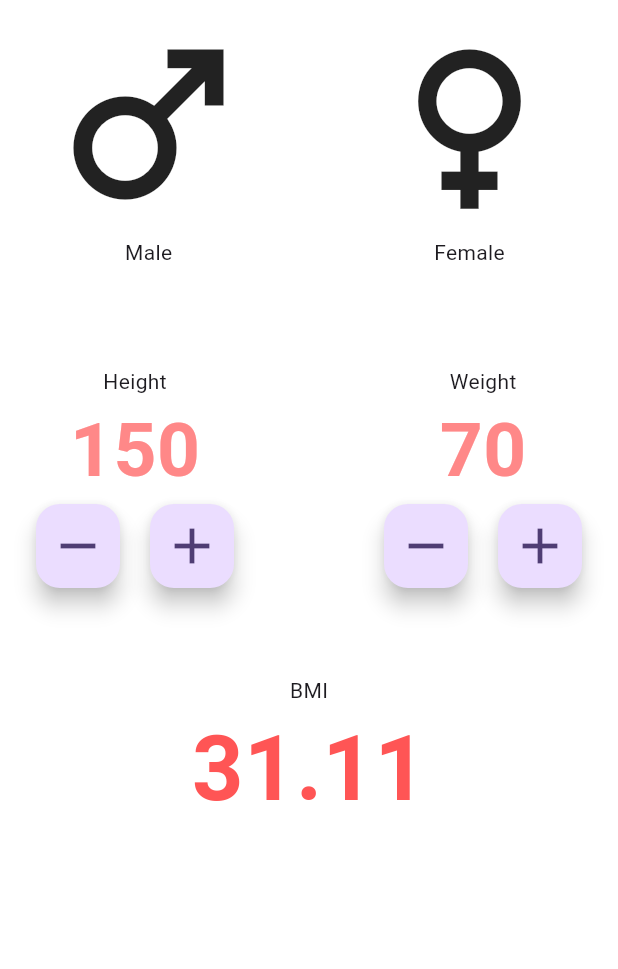
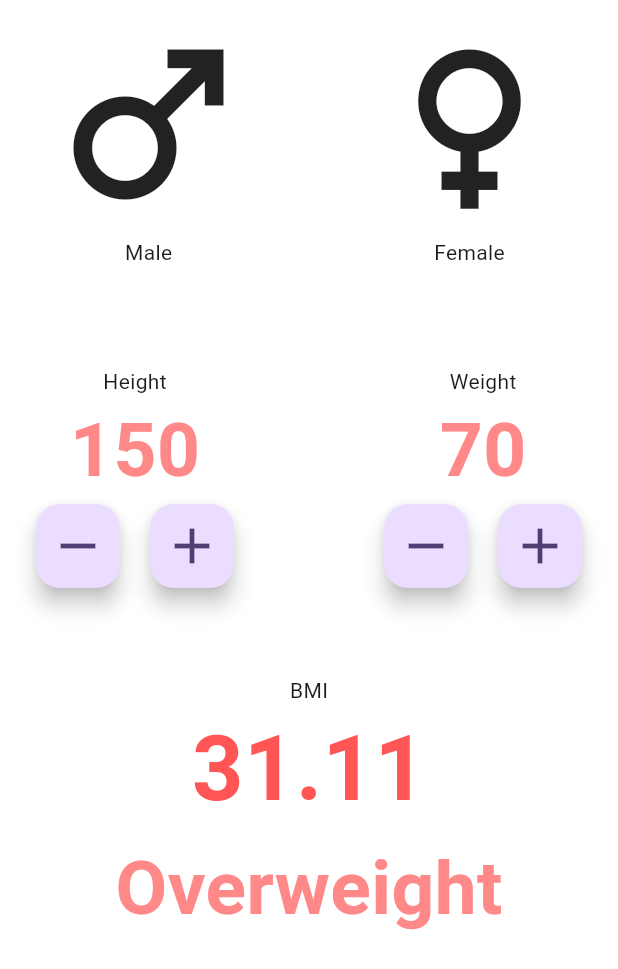
Before and after one commit to JanudaBethmin/Flutter-BMI-Calculator, a Flutter app: the screen it shows after launch, on a phone screen of 412 x 824 dp. Shown: the top 969 px of the screen. Run offline on Flutter 3.47's test engine with Material 3 defaults, Android fonts, the phone set to English and light mode, and no system bars.

Commit message:
bmi state is showing

```diff
--- a/lib/main_page.dart
+++ b/lib/main_page.dart
@@ -163,6 +163,9 @@ class _MainPageState extends State<MainPage> {
                   Text(
                   bmi.toStringAsFixed(2),
                   style: kOutputLabelStyle,
+                  ),Text(
+                  getResult(bmi),
+                  style: kInputLabelStyle,
                   ),
                 ],
               ),
@@ -182,4 +185,14 @@ double calculateBMI({required int height, required int weight}) {
     return weight / (height/100 * height/100);
 }
 
+String getResult(bmiValue) {
+  if (bmiValue >= 25) {
+    return "Overweight";
+  } else if (bmiValue > 18.5) {
+    return "Normal";
+  } else {
+    return "Overweight";
+  }
 }
+
+}
```
